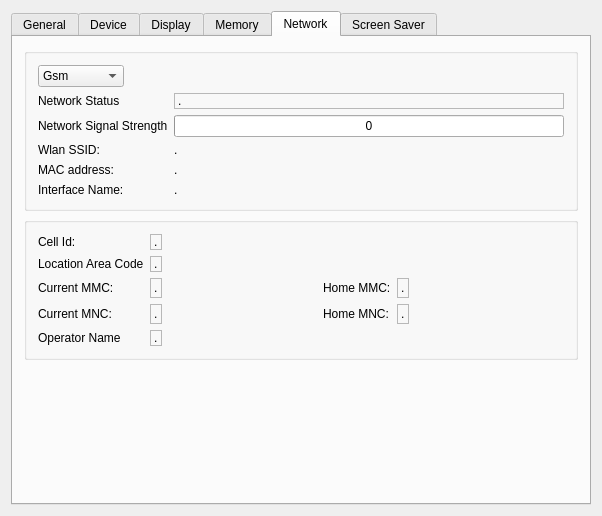
First picture: the form in examples/sysinfo/dialog.ui, repository qtproject/qt-mobility, before the edit.
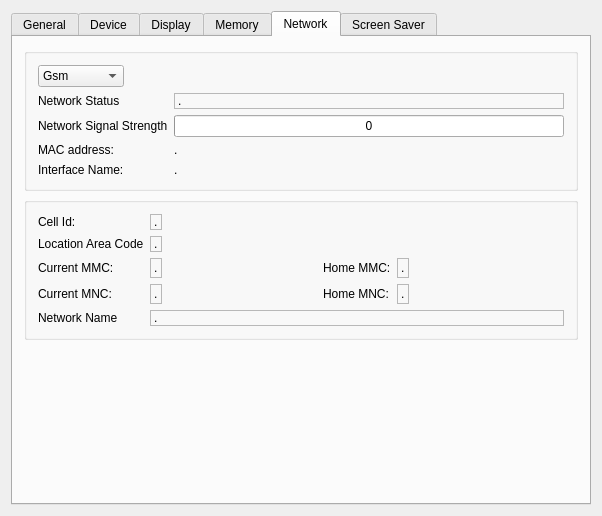
Second picture: the form after the edit. The open tabs and pages were chosen to show the change.

Commit message: remove ssid as it is now network name

What changed in the file:
```diff
--- a/examples/sysinfo/dialog.ui
+++ b/examples/sysinfo/dialog.ui
@@ -676,41 +676,27 @@
            </widget>
           </item>
           <item row="3" column="0">
-           <widget class="QLabel" name="label_17">
-            <property name="text">
-             <string>Wlan SSID:</string>
-            </property>
-           </widget>
-          </item>
-          <item row="3" column="2">
-           <widget class="QLabel" name="ssidLabel">
-            <property name="text">
-             <string>.</string>
-            </property>
-           </widget>
-          </item>
-          <item row="4" column="0">
            <widget class="QLabel" name="label_26">
             <property name="text">
              <string>MAC address:</string>
             </property>
            </widget>
           </item>
-          <item row="4" column="2">
+          <item row="3" column="2">
            <widget class="QLabel" name="macAddressLabel">
             <property name="text">
              <string>.</string>
             </property>
            </widget>
           </item>
-          <item row="5" column="0">
+          <item row="4" column="0">
            <widget class="QLabel" name="label_27">
             <property name="text">
              <string>Interface Name:</string>
             </property>
            </widget>
           </item>
-          <item row="5" column="2">
+          <item row="4" column="2">
            <widget class="QLabel" name="InterfaceLabel">
             <property name="text">
              <string>.</string>
@@ -901,11 +887,11 @@
           <item row="4" column="0">
            <widget class="QLabel" name="label_13">
             <property name="text">
-             <string>Operator Name</string>
+             <string>Network Name</string>
             </property>
            </widget>
           </item>
-          <item row="4" column="1">
+          <item row="4" column="1" colspan="5">
            <widget class="QLabel" name="operatorNameLabel">
             <property name="frameShape">
              <enum>QFrame::StyledPanel</enum>
```
Left out of the diff: 2 changed lines with no effect on the pictures.
